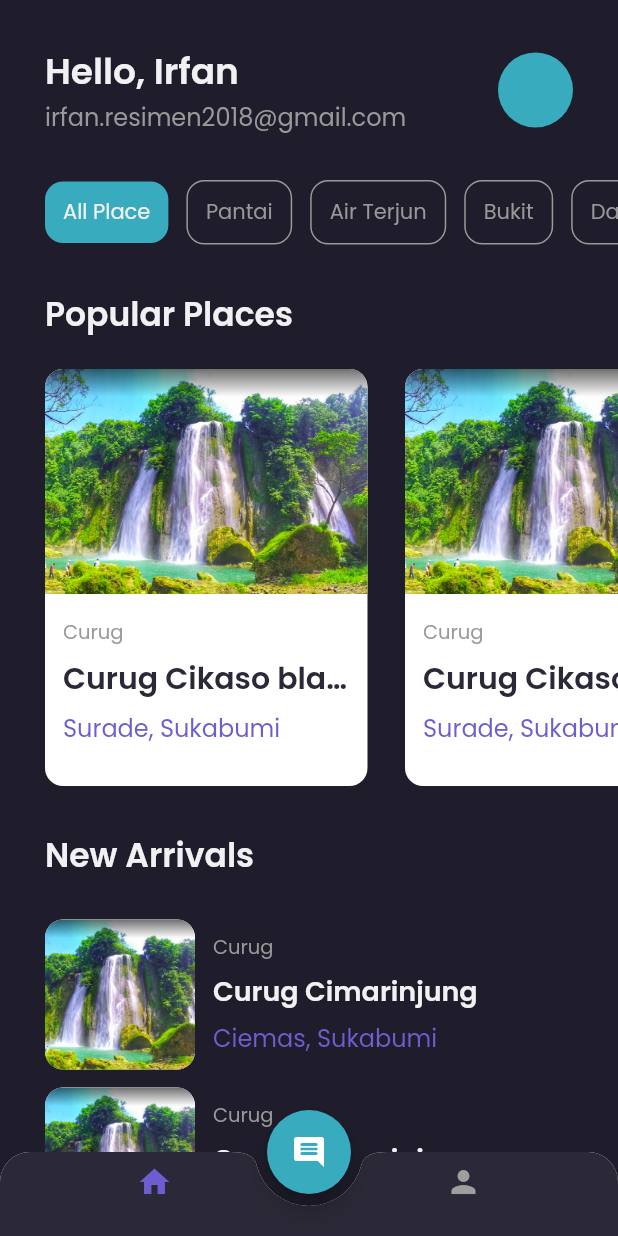
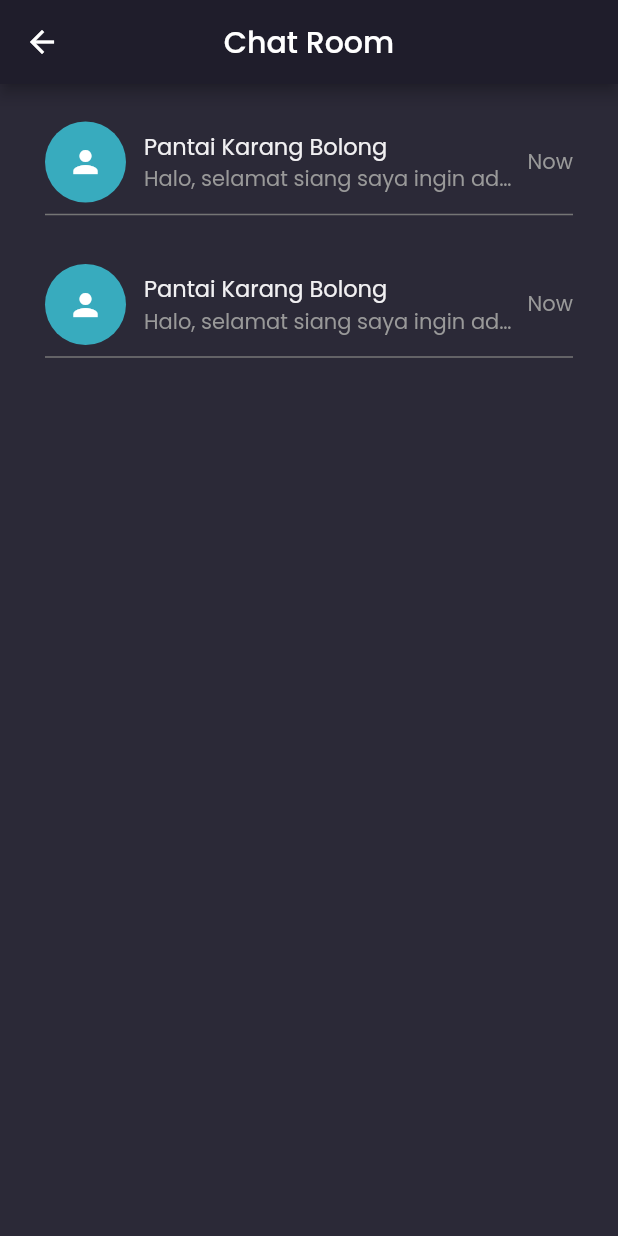
Before and after one commit to irfanrev/sukahealing, a Flutter app: the MainPages screen opened by its route, after a tap on the "comment" icon, on a phone screen of 412 x 824 dp. Run offline on Flutter 3.47's test engine with Material 2 defaults, Android fonts, the light colour scheme and no system bars; our stand-ins replace get, google_fonts, lottie.

Commit message:
chat page selesai

```diff
--- a/lib/main.dart
+++ b/lib/main.dart
@@ -2,6 +2,7 @@
 import 'package:google_fonts/google_fonts.dart';
 import 'package:suka_healing/pages/auth/login_page.dart';
 import 'package:suka_healing/pages/auth/register_page.dart';
+import 'package:suka_healing/pages/chats/main_chat.dart';
 import 'package:suka_healing/pages/home/main_page.dart';
 import 'package:suka_healing/pages/splash_page.dart';
 
@@ -21,6 +22,7 @@
         '/login': (context) => const LoginPage(),
         '/register': (context) => const RegisterPage(),
         '/main': (context) => const MainPages(),
+        '/chat-room': (context) => const MainChat(),
       },
     );
   }
--- /dev/null
+++ b/lib/pages/chats/main_chat.dart
@@ -0,0 +1,95 @@
+import 'package:flutter/material.dart';
+import 'package:google_fonts/google_fonts.dart';
+import 'package:lottie/lottie.dart';
+import 'package:suka_healing/theme.dart';
+import 'package:suka_healing/widgets/chat_title.dart';
+
+class MainChat extends StatelessWidget {
+  const MainChat({Key? key}) : super(key: key);
+
+  @override
+  Widget build(BuildContext context) {
+    Widget header() {
+      return AppBar(
+        backgroundColor: bgColor,
+        centerTitle: true,
+        title: Text(
+          'Chat Room',
+          style: GoogleFonts.poppins(),
+        ),
+      );
+    }
+
+    Widget emptyContent() {
+      return Expanded(
+          child: Container(
+        width: double.infinity,
+        margin: const EdgeInsets.symmetric(horizontal: 30),
+        child: Column(
+          mainAxisAlignment: MainAxisAlignment.center,
+          children: [
+            Container(
+              height: 150,
+              child: Lottie.asset('assets/lottie/empty.json'),
+            ),
+            const SizedBox(
+              height: 12,
+            ),
+            Text(
+              'Opps belum ada pesan',
+              style: GoogleFonts.poppins(
+                fontSize: 18,
+                color: primaryText,
+              ),
+            ),
+            Text(
+              'Silahkan cari tempat wisata dan hubungi tour guide nya.',
+              style: GoogleFonts.poppins(
+                color: secondaryText,
+              ),
+              textAlign: TextAlign.center,
+            ),
+            const SizedBox(
+              height: 12,
+            ),
+            ElevatedButton(
+              onPressed: () {},
+              child: Text(
+                'Explore places',
+                style: GoogleFonts.poppins(),
+              ),
+              style: ElevatedButton.styleFrom(
+                primary: secondaryColor,
+              ),
+            ),
+          ],
+        ),
+      ));
+    }
+
+    Widget content() {
+      return Expanded(
+        child: Container(
+          width: double.infinity,
+          margin: const EdgeInsets.symmetric(horizontal: 30),
+          child: ListView(
+            children: const [
+              ChatTitle(),
+              ChatTitle(),
+            ],
+          ),
+        ),
+      );
+    }
+
+    return Scaffold(
+      backgroundColor: bgColor2,
+      body: Column(
+        children: [
+          header(),
+          content(),
+        ],
+      ),
+    );
+  }
+}
--- a/lib/pages/home/home_page.dart
+++ b/lib/pages/home/home_page.dart
@@ -42,6 +42,11 @@
               decoration: BoxDecoration(
                 shape: BoxShape.circle,
                 color: primaryColor,
+              ),
+              child: const Icon(
+                Icons.person,
+                size: 22,
+                color: Colors.white,
               ),
             ),
           ],
--- a/lib/pages/home/main_page.dart
+++ b/lib/pages/home/main_page.dart
@@ -17,7 +17,7 @@
   Widget build(BuildContext context) {
     Widget btnExplore() {
       return FloatingActionButton(
-        onPressed: () {},
+        onPressed: () => Navigator.pushNamed(context, '/chat-room'),
         child: Icon(Icons.comment_rounded),
         backgroundColor: primaryColor,
       );
--- /dev/null
+++ b/lib/widgets/chat_title.dart
@@ -0,0 +1,71 @@
+import 'package:flutter/material.dart';
+import 'package:suka_healing/theme.dart';
+import 'package:google_fonts/google_fonts.dart';
+
+class ChatTitle extends StatelessWidget {
+  const ChatTitle({Key? key}) : super(key: key);
+
+  @override
+  Widget build(BuildContext context) {
+    return Container(
+      margin: const EdgeInsets.only(top: 25),
+      child: Column(
+        children: [
+          Row(
+            children: [
+              Container(
+                width: 54,
+                height: 54,
+                decoration: BoxDecoration(
+                  shape: BoxShape.circle,
+                  color: primaryColor,
+                ),
+                child: const Icon(
+                  Icons.person,
+                  color: Colors.white,
+                ),
+              ),
+              const SizedBox(
+                width: 12,
+              ),
+              Expanded(
+                child: Column(
+                  crossAxisAlignment: CrossAxisAlignment.start,
+                  children: [
+                    Text(
+                      'Pantai Karang Bolong',
+                      style: GoogleFonts.poppins(
+                        fontSize: 15,
+                        color: primaryText,
+                      ),
+                    ),
+                    Text(
+                      'Halo, selamat siang saya ingin adfafadfa dfsfsadf sdfasfas',
+                      style: GoogleFonts.poppins(
+                        color: secondaryText,
+                      ),
+                      overflow: TextOverflow.ellipsis,
+                    ),
+                  ],
+                ),
+              ),
+              const SizedBox(
+                width: 8,
+              ),
+              Text(
+                'Now',
+                style: GoogleFonts.poppins(
+                  color: secondaryText,
+                ),
+              ),
+            ],
+          ),
+          Divider(
+            thickness: 1,
+            color: Colors.grey[600],
+          ),
+        ],
+      ),
+    );
+  }
+}
--- a/pubspec.yaml
+++ b/pubspec.yaml
@@ -37,6 +37,7 @@
   http: ^0.13.4
   get: ^4.6.5
   google_fonts: ^3.0.1
+  lottie: ^1.3.0
 
 dev_dependencies:
   flutter_test:
@@ -62,6 +63,7 @@
 
   assets:
     - assets/img/
+    - assets/lottie/
   # To add assets to your application, add an assets section, like this:
   # assets:
   #   - images/a_dot_burr.jpeg
```
Also changed, not shown: assets/lottie/empty.json (added, +1 -0 lines), pubspec.lock.
